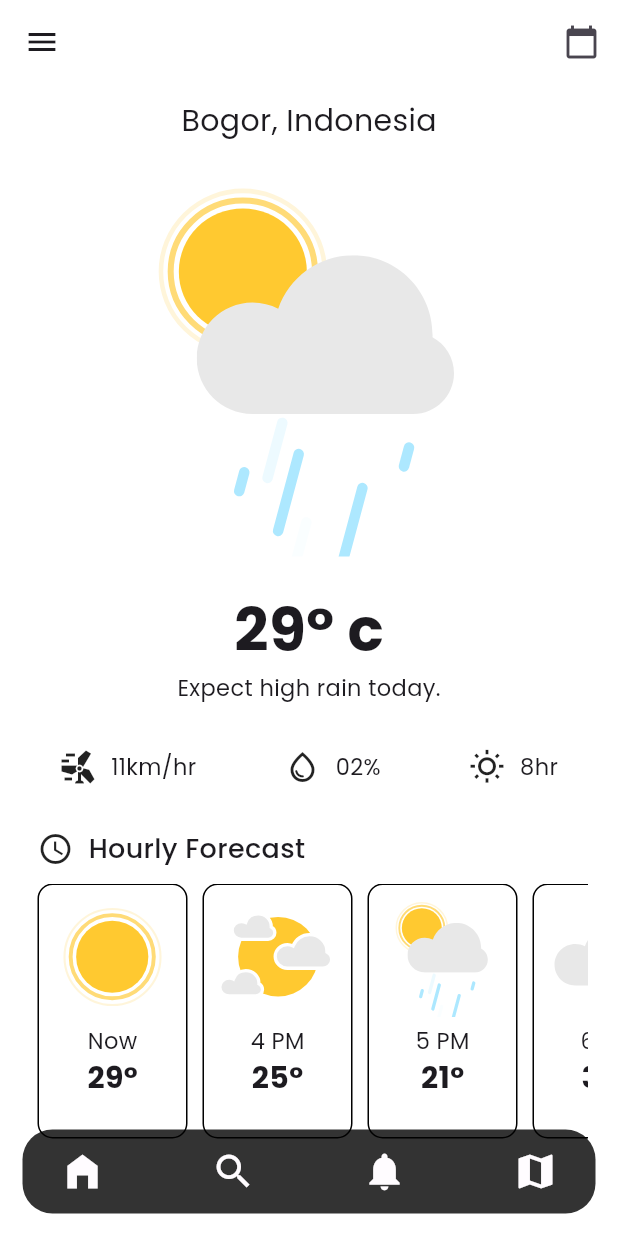
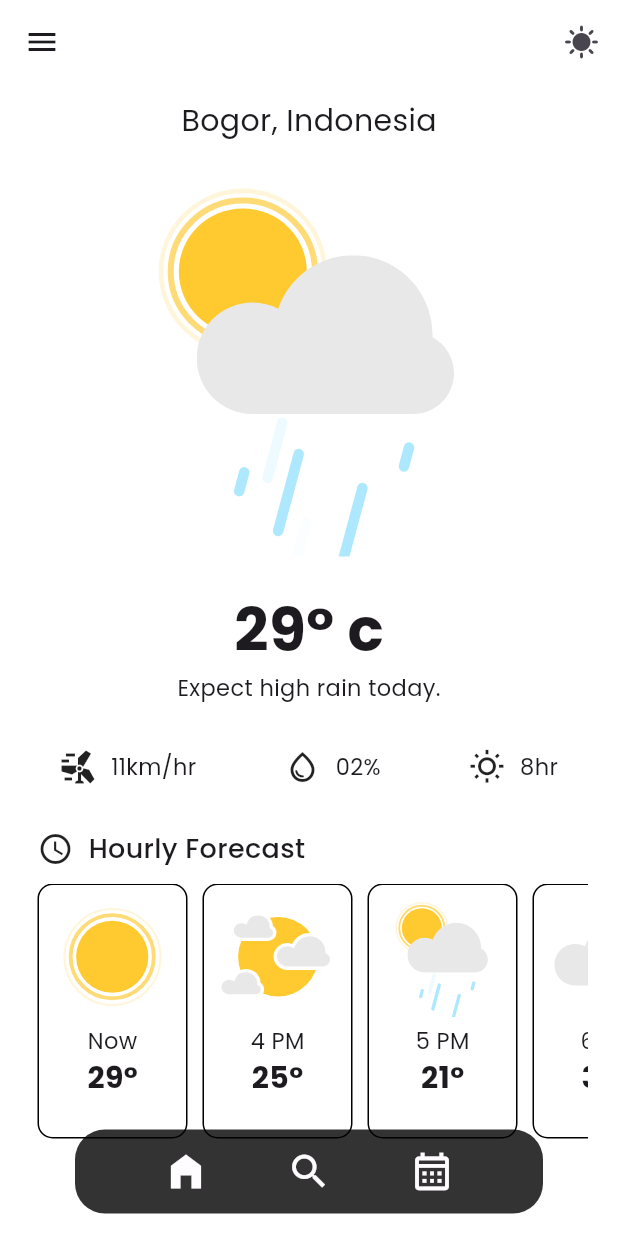
Before and after one commit to W0LF12AM/Weather-App, a Flutter app: the screen it shows after launch, on a phone screen of 412 x 824 dp. Run offline on Flutter 3.47's test engine with Material 3 defaults, Android fonts, the phone set to English and light mode, and no system bars; our stand-ins replace google_fonts, lottie.

```diff
--- a/lib/screens/home_screen.dart
+++ b/lib/screens/home_screen.dart
@@ -1,6 +1,7 @@
 import 'package:flutter/material.dart';
 import 'package:google_fonts/google_fonts.dart';
 import 'package:lottie/lottie.dart';
+import 'package:weather_app/screens/search_screen.dart';
 import 'package:weather_app/widgets/cardWeather.dart';
 import 'package:weather_app/widgets/default.dart';
 
@@ -24,7 +25,7 @@ class HomeScreen extends StatelessWidget {
           Padding(
             padding:
                 EdgeInsets.only(right: MediaQuery.sizeOf(context).width * 0.03),
-            child: const Icon(Icons.calendar_today),
+            child: const Icon(Icons.sunny),
           )
         ],
         elevation: 0,
@@ -155,37 +156,41 @@ class HomeScreen extends StatelessWidget {
         ),
       ),
       bottomNavigationBar: Padding(
-        padding: const EdgeInsets.fromLTRB(15, 0, 15, 15),
+        padding: const EdgeInsets.fromLTRB(50, 0, 50, 15),
         child: Container(
             height: 56,
             decoration: BoxDecoration(
                 color: Colors.black.withOpacity(0.8),
                 borderRadius: BorderRadius.circular(20)),
             child: Padding(
-              padding: const EdgeInsets.symmetric(horizontal: 25),
+              padding: const EdgeInsets.symmetric(horizontal: 50),
               child: Row(
                 mainAxisAlignment: MainAxisAlignment.spaceBetween,
                 children: [
-                  Icon(
-                    Icons.home_filled,
+                  IconButton(
+                    onPressed: () {},
+                    icon: Icon(Icons.home_filled),
                     color: mainColor,
-                    size: 30,
+                    iconSize: 30,
                   ),
-                  Icon(
-                    Icons.search,
+                  IconButton(
+                    onPressed: () {
+                      Navigator.push(
+                          context,
+                          MaterialPageRoute(
+                            builder: (context) => SearchScreen(),
+                          ));
+                    },
+                    icon: Icon(Icons.search),
                     color: mainColor,
-                    size: 30,
+                    iconSize: 30,
                   ),
-                  Icon(
-                    Icons.notifications,
+                  IconButton(
+                    onPressed: () {},
+                    icon: Icon(Icons.calendar_month_outlined),
                     color: mainColor,
-                    size: 30,
+                    iconSize: 30,
                   ),
-                  Icon(
-                    Icons.map,
-                    color: mainColor,
-                    size: 30,
-                  )
                 ],
               ),
             )),
```
Also changed, not shown: lib/screens/search_screen.dart (added, +137 -0 lines), lib/assets/cloudy sun.png (added), lib/assets/cloudy.png (added), lib/assets/rain.png (added), lib/assets/sun.png (added), lib/assets/thunder.png (added), lib/main.dart (line endings or trailing spaces), lib/screens/calendar_screen.dart (added).
